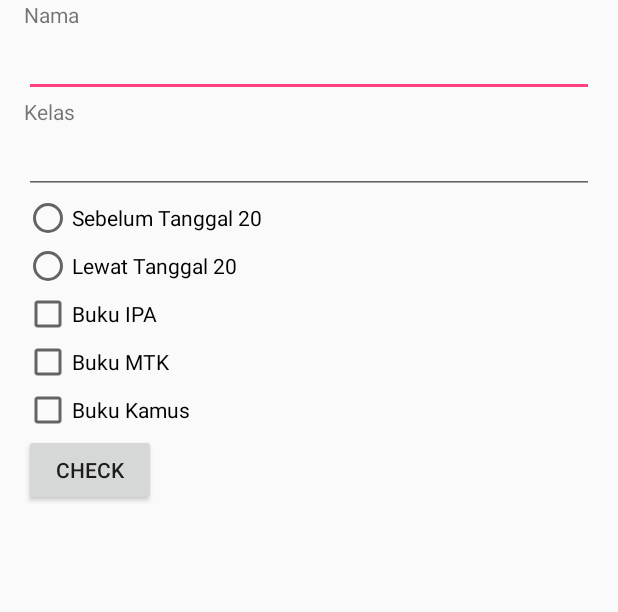
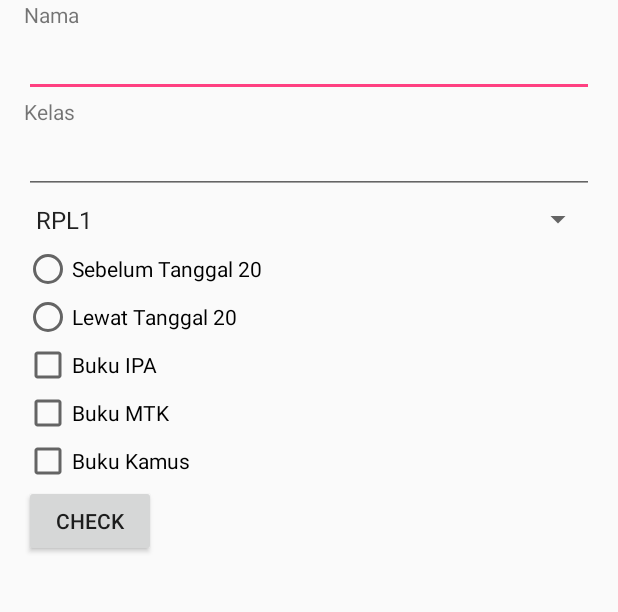
Before and after one commit to toddyezra/Tugas001, an Android app: the screen it shows after launch (MainActivity), on a phone screen of 412 x 824 dp, the part 466-1078 px from its top. Run offline under Robolectric (Android 15) with nearby library versions, the phone set to English and light mode, and no system bars.

Commit message:
commit kedua

```diff
--- a/app/src/main/java/id/sch/smktelkom_mlg/learn/pengembalianbuku/MainActivity.java
+++ b/app/src/main/java/id/sch/smktelkom_mlg/learn/pengembalianbuku/MainActivity.java
@@ -2,12 +2,75 @@ package id.sch.smktelkom_mlg.learn.pengembalianbuku;
 
 import android.support.v7.app.AppCompatActivity;
 import android.os.Bundle;
+import android.view.View;
+import android.widget.Button;
+import android.widget.EditText;
+import android.widget.Spinner;
+import android.widget.TextView;
 
 public class MainActivity extends AppCompatActivity {
+    EditText etNama ;
+    EditText etKelas ;
+    Button bOK;
+    Spinner spJurusan;
+    TextView tvHasil;
 
     @Override
     protected void onCreate(Bundle savedInstanceState) {
+
         super.onCreate(savedInstanceState);
+
         setContentView(R.layout.activity_main);
+
+        etNama = (EditText) findViewById(R.id.editTextNama);
+        etKelas = (EditText) findViewById(R.id.editTextKelas);
+        bOK = (Button) findViewById(R.id.buttonOK);
+        spJurusan = (Spinner)findViewById(R.id.spinnerJurusan);
+        tvHasil = (TextView) findViewById(R.id.textViewHasil);
+        bOK.setOnClickListener(new View.OnClickListener() {
+            @Override
+            public void onClick(View view) {
+                doProcess();
+
+
+            }
+        });
+    }
+
+    private void doProcess() {
+        {
+            if (isValid());
+            String nama = etNama.getText().toString();
+                 String kelas = etKelas.getText().toString();
+        tvHasil.setText(nama+" dari kelas "+kelas+" "+spJurusan.getSelectedItem().toString());
     }
 }
+
+    private boolean isValid() {
+        boolean valid = true;
+        String nama = etNama.getText().toString();
+        String kelas = etKelas.getText().toString();
+
+        if (nama.isEmpty())
+        {
+            etNama.setError("Nama Belum diisi");
+            valid = false;
+        }
+        else
+        {
+            etNama.setError(null);
+        }
+
+        if (kelas.isEmpty())
+        {
+            etKelas.setError("kelas belom diisi");
+        }
+        else
+        {
+            etKelas.setError(null);
+        }
+        return false;
+
+    }
+
+}
--- a/app/src/main/res/layout/activity_main.xml
+++ b/app/src/main/res/layout/activity_main.xml
@@ -1,6 +1,11 @@
 <?xml version="1.0" encoding="utf-8"?>
-<LinearLayout xmlns:android="http://schemas.android.com/apk/res/android"
+<ScrollView
+    xmlns:android="http://schemas.android.com/apk/res/android"
     xmlns:tools="http://schemas.android.com/tools"
+    android:layout_height="match_parent"
+    android:layout_width="match_parent">
+
+    <LinearLayout
     android:layout_width="match_parent"
     android:layout_height="match_parent"
     android:orientation="vertical"
@@ -12,17 +17,19 @@
 
     <TextView
         android:layout_width="wrap_content"
-        android:layout_height="wrap_content"
+        android:layout_height="0dp"
         android:text="Perpustakaan Sekolah"
         android:id="@+id/textView2"
-        android:textColor="#000000" />
+        android:textColor="#000000"
+        android:layout_weight="1" />
 
     <TextView
         android:layout_width="wrap_content"
-        android:layout_height="wrap_content"
+        android:layout_height="0dp"
         android:text="Pengembalian Buku bulan Juni"
         android:id="@+id/textView"
-        android:layout_below="@+id/textView2" />
+        android:layout_below="@+id/textView2"
+        android:layout_weight="1" />
 
     <ImageView
         android:layout_width="match_parent"
@@ -33,42 +40,58 @@
         android:layout_below="@+id/textView"
         android:layout_alignParentStart="true"
         android:layout_alignWithParentIfMissing="false"
-        android:layout_alignParentLeft="true" />
+        android:layout_alignParentLeft="true"
+        android:layout_weight="1" />
 
     <TextView
         android:layout_width="wrap_content"
-        android:layout_height="wrap_content"
+        android:layout_height="0dp"
         android:text="Nama"
         android:id="@+id/textViewNama"
         android:layout_centerVertical="true"
         android:layout_alignParentLeft="true"
-        android:layout_alignParentStart="true" />
+        android:layout_alignParentStart="true"
+        android:layout_weight="1" />
 
     <EditText
         android:layout_width="match_parent"
-        android:layout_height="wrap_content"
-        android:id="@+id/editTextNama" />
+        android:layout_height="0dp"
+        android:id="@+id/editTextNama"
+        android:layout_weight="1" />
 
     <TextView
         android:layout_width="wrap_content"
-        android:layout_height="wrap_content"
+        android:layout_height="0dp"
         android:text="Kelas"
-        android:id="@+id/textView3" />
+        android:id="@+id/textView3"
+        android:layout_weight="1" />
 
-    <EditText
+        <EditText
         android:layout_width="match_parent"
-        android:layout_height="wrap_content"
-        android:id="@+id/editText" />
+        android:layout_height="0dp"
+        android:id="@+id/editTextKelas"
+        android:layout_weight="1" />
 
-    <RadioGroup
+        <Spinner
+            android:layout_width="match_parent"
+            android:layout_height="wrap_content"
+            android:entries="@array/jurusan"
+            android:id="@+id/spinnerJurusan"
+            android:paddingBottom="6dp"
+            android:paddingTop="6dp"/>
+
+
+        <RadioGroup
         android:layout_width="wrap_content"
-        android:layout_height="wrap_content">
+        android:layout_height="0dp"
+        android:layout_weight="1">
 
     <RadioButton
         android:layout_width="wrap_content"
         android:layout_height="wrap_content"
         android:text="Sebelum Tanggal 20"
-        android:id="@+id/radioButton" />
+        android:id="@+id/radioButton"
+        android:checked="false" />
 
     <RadioButton
         android:layout_width="wrap_content"
@@ -79,28 +102,40 @@
 
     <CheckBox
         android:layout_width="wrap_content"
-        android:layout_height="wrap_content"
+        android:layout_height="0dp"
         android:text="Buku IPA"
         android:id="@+id/checkBoxIpa"
-        android:checked="false" />
+        android:checked="false"
+        android:layout_weight="1" />
 
     <CheckBox
         android:layout_width="wrap_content"
-        android:layout_height="wrap_content"
+        android:layout_height="0dp"
         android:text="Buku MTK"
         android:id="@+id/checkBoxMtk"
-        android:checked="false" />
+        android:checked="false"
+        android:layout_weight="1" />
 
     <CheckBox
         android:layout_width="wrap_content"
-        android:layout_height="wrap_content"
+        android:layout_height="0dp"
         android:text="Buku Kamus"
         android:id="@+id/checkBoxKamus"
-        android:checked="false" />
+        android:checked="false"
+        android:layout_weight="1" />
 
     <Button
         android:layout_width="wrap_content"
-        android:layout_height="wrap_content"
+        android:layout_height="0dp"
         android:text="Check"
-        android:id="@+id/buttonOK" />
-</LinearLayout>
+        android:id="@+id/buttonOK"
+        android:layout_weight="1" />
+
+        <TextView
+            android:layout_width="match_parent"
+            android:layout_height="match_parent"
+            tools:text="Hasil"
+            android:id="@+id/textViewHasil"
+            android:layout_weight="1" />
+    </LinearLayout>
+</ScrollView>
--- /dev/null
+++ b/app/src/main/res/values/arrays.xml
@@ -0,0 +1,11 @@
+<?xml version="1.0" encoding="utf-8"?>
+<resources>
+    <string-array name="jurusan">
+        <item>RPL1</item>
+        <item>RPL2</item>
+        <item>RPL3</item>
+        <item>TKJ1</item>
+        <item>TKJ2</item>
+        <item>TKJ3</item>
+    </string-array>
+</resources>
```
